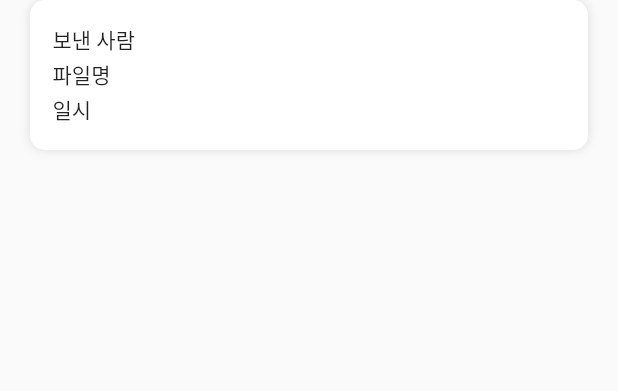
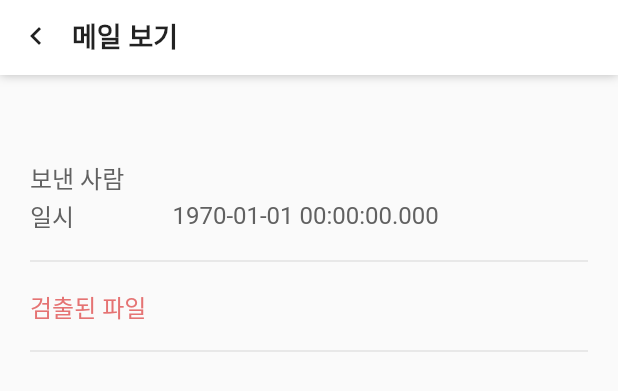
Before and after one commit to CodmingOut/SecretProjectApp, a Flutter app: the _VirusItemUnit widget shown alone on an empty page, opened directly with empty values, after a tap on "보낸 사람", on a phone screen of 412 x 824 dp. Shown: the top 391 px of the screen. Run offline on Flutter 3.47's test engine with Material 2 defaults, Android fonts, the phone set to English and light mode, and no system bars; network calls fail.

Commit message:
Add: Mail page

```diff
--- a/secretprojectapp/lib/main.dart
+++ b/secretprojectapp/lib/main.dart
@@ -1,5 +1,6 @@
 import 'package:flutter/material.dart';
 import 'package:secretprojectapp/pages/home_page.dart';
+import 'package:secretprojectapp/pages/mail_page.dart';
 
 void main() => runApp(MyApp());
 
@@ -10,7 +11,9 @@ class MyApp extends StatelessWidget {
     return MaterialApp(
       title: 'Secret Project App',
       routes: {
-        '/' : (context) => HomePage()
+        '/' : (context) => HomePage(),
+        HomePage.routeName : (context) => HomePage(),
+        MailPage.routeName : (context) => MailPage()
       },
     );
   }
--- a/secretprojectapp/lib/pages/home_page.dart
+++ b/secretprojectapp/lib/pages/home_page.dart
@@ -1,4 +1,5 @@
 import 'package:flutter/material.dart';
+import 'package:secretprojectapp/pages/mail_page.dart';
 import 'package:secretprojectapp/virus_unit.dart';
 import 'package:web_socket_channel/io.dart';
 
@@ -170,13 +171,15 @@ class _VirusItemUnit extends StatelessWidget {
                     children: [
                       Text(_data.sender),
                       Text(_data.fileName),
-                      Text(_data.timestamp),
+                      Text(_data.time.toString()),
                     ],
                   )
                 ]
               )
             ),
-            onTap: () {},
+            onTap: () {
+              Navigator.pushNamed(context, MailPage.routeName, arguments: MailPageArguments(_data));
+            },
           )
         )
       )
--- /dev/null
+++ b/secretprojectapp/lib/pages/mail_page.dart
@@ -0,0 +1,129 @@
+import 'package:flutter/material.dart';
+import 'package:secretprojectapp/bar_widget.dart';
+import 'package:secretprojectapp/virus_unit.dart';
+
+class MailPageArguments {
+  VirusUnit virusUnit;
+  MailPageArguments(this.virusUnit);
+}
+
+class MailPage extends StatelessWidget {
+  static const String routeName = '/mail_page';
+
+  @override
+  Widget build(BuildContext context) {
+    MailPageArguments arguments = ModalRoute.of(context).settings.arguments;
+    VirusUnit virusUnit = arguments.virusUnit;
+
+    return Scaffold(
+      body: SafeArea(
+        child: BarWidget(
+          title: '메일 보기',
+          child: ListView(
+            padding: EdgeInsets.all(20),
+            children: [
+              Text(
+                virusUnit.mailTitle,
+                style: TextStyle(
+                  color: Colors.black,
+                  fontSize: 22
+                ),
+              ),
+              SizedBox(height: 10),
+              Container(
+                height: 50,
+                child: Row(
+                  children: [
+                    Container(
+                      width: 95,
+                      child: Column(
+                        mainAxisAlignment: MainAxisAlignment.spaceAround,
+                        crossAxisAlignment: CrossAxisAlignment.start,
+                        children: [
+                          Text(
+                            '보낸 사람',
+                            style: TextStyle(
+                              color: Colors.grey[700],
+                              fontSize: 16
+                            ),
+                          ),
+                          Text(
+                            '일시',
+                            style: TextStyle(
+                              color: Colors.grey[700],
+                              fontSize: 16
+                            )
+                          ),
+                        ],
+                      )
+                    ),
+                    Column(
+                      mainAxisAlignment: MainAxisAlignment.spaceAround,
+                      crossAxisAlignment: CrossAxisAlignment.start,
+                      children: [
+                        Text(
+                          virusUnit.sender,
+                          style: TextStyle(
+                            color: Colors.grey[700],
+                            fontSize: 16
+                          ),
+                        ),
+                        Text(
+                          virusUnit.time.toString(),
+                          style: TextStyle(
+                            color: Colors.grey[700],
+                            fontSize: 16
+                          ),
+                        ),
+                      ],
+                    )
+                  ]
+                )
+              ),
+              SizedBox(height: 10),
+              Divider(
+                color: Colors.grey[350],
+              ),
+              SizedBox(height: 10),
+              Container(
+                child: Row(
+                  children: [
+                    Container(
+                      width: 95,
+                      child: Text(
+                        '검출된 파일',
+                        style: TextStyle(
+                          color: Colors.red[300],
+                          fontSize: 16
+                        ),
+                      )
+                    ),
+                    Text(
+                      virusUnit.fileName,
+                      style: TextStyle(
+                        color: Colors.red[300],
+                        fontSize: 16
+                      ),
+                    )
+                  ]
+                )
+              ),
+              SizedBox(height: 10),
+              Divider(
+                color: Colors.grey[350],
+              ),
+              SizedBox(height: 10),
+              Text(
+                virusUnit.mailContent,
+                style: TextStyle(
+                  color: Colors.grey[700],
+                  fontSize: 16
+                )
+              )
+            ],
+          ),
+        ),
+      ),
+    );
+  }
+}
--- a/secretprojectapp/lib/virus_unit.dart
+++ b/secretprojectapp/lib/virus_unit.dart
@@ -7,28 +7,31 @@ class VirusUnit {
   final String _fileName;
   final String _mailTitle;
   final String _mailContent;
-  final String _timestamp;
+  final int _timestamp;
 
   String get sender => _sender;
   String get fileName => _fileName;
   String get mailTitle => _mailTitle;
   String get mailContent => _mailContent;
-  String get timestamp => _timestamp;
+  int get timestamp => _timestamp;
+  DateTime get time => DateTime.fromMicrosecondsSinceEpoch(_timestamp * 1000);
 
   VirusUnit({
     @required String sender,
     @required String fileName,
-    String mailTitle,
-    String mailContent,
-    @required String timestamp
+    @required String mailTitle,
+    @required String mailContent,
+    @required int timestamp
   })
   : assert(sender != null),
     assert(fileName != null),
+    assert(mailTitle != null),
+    assert(mailContent != null),
     assert(timestamp != null),
     this._sender = sender,
     this._fileName = fileName,
-    this._mailTitle = mailTitle ?? '',
-    this._mailContent = mailContent ?? '',
+    this._mailTitle = mailTitle,
+    this._mailContent = mailContent,
     this._timestamp = timestamp;
 
   factory VirusUnit.fromJsonString(String jsonString) {
@@ -40,7 +43,7 @@ class VirusUnit {
     String fileName = json['fileName'];
     String mailTitle = json['mailTitle'];
     String mailContent = json['mailContent'];
-    String timestamp = json['timestamp'];
+    int timestamp = json['timestamp'];
 
     return VirusUnit(sender: sender, fileName: fileName, mailTitle: mailTitle, mailContent: mailContent, timestamp: timestamp);
   }
```
